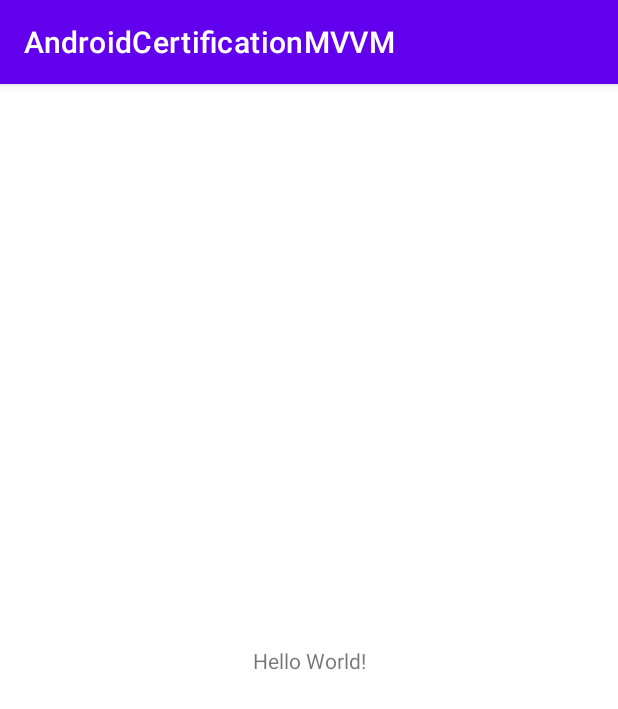
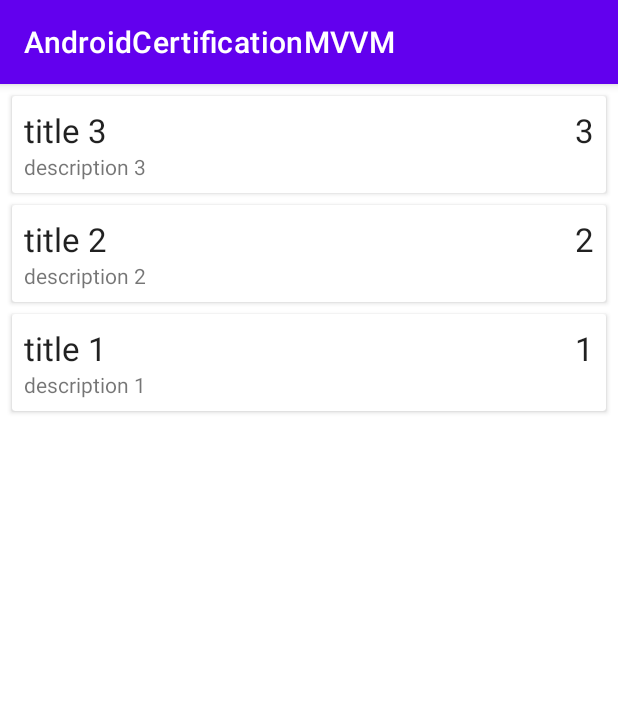
Before and after one commit to android-java-certification/AndroidCertificationMVVM, an Android app: the screen it shows after launch (MainActivity), on a phone screen of 412 x 824 dp. Shown: the top 709 px of the screen. Run offline under Robolectric (Android 15) with nearby library versions, the phone set to English and light mode, and no system bars; our stand-ins replace Room's generated code.

Commit message:
Added recycler view and its adapter

```diff
--- a/app/build.gradle
+++ b/app/build.gradle
@@ -78,6 +78,7 @@ dependencies {
     implementation "androidx.room:room-paging:2.4.1"
 
     implementation 'androidx.appcompat:appcompat:1.4.1'
+    implementation 'androidx.coordinatorlayout:coordinatorlayout:1.1.0'
     implementation 'com.google.android.material:material:1.5.0'
     implementation 'androidx.constraintlayout:constraintlayout:2.1.3'
     testImplementation 'junit:junit:4.13.2'
--- a/app/src/main/java/com/roscasend/android/androidcertificationmvvm/MainActivity.java
+++ b/app/src/main/java/com/roscasend/android/androidcertificationmvvm/MainActivity.java
@@ -4,6 +4,8 @@ import androidx.appcompat.app.AppCompatActivity;
 import androidx.lifecycle.Observer;
 import androidx.lifecycle.ViewModelProvider;
 import androidx.lifecycle.ViewModelStore;
+import androidx.recyclerview.widget.LinearLayoutManager;
+import androidx.recyclerview.widget.RecyclerView;
 
 import android.os.Bundle;
 import android.widget.Toast;
@@ -22,12 +24,18 @@ public class MainActivity extends AppCompatActivity {
         super.onCreate(savedInstanceState);
         setContentView(R.layout.activity_main);
 
+        RecyclerView recyclerView = findViewById(R.id.recycler_view);
+        recyclerView.setLayoutManager(new LinearLayoutManager(this));
+        recyclerView.setHasFixedSize(true);
+
+        final NoteAdapter adapter = new NoteAdapter();
+        recyclerView.setAdapter(adapter);
+
         noteViewModel = new ViewModelProvider(this).get(NoteViewModel.class);
         noteViewModel.getAllNotes().observe(this, new Observer<List<Note>>() {
             @Override
             public void onChanged(List<Note> notes) {
-                //update our recycler view later
-                Toast.makeText(MainActivity.this, "onChanged", Toast.LENGTH_SHORT).show();
+                adapter.setNotes(notes);
             }
         });
 
--- /dev/null
+++ b/app/src/main/java/com/roscasend/android/androidcertificationmvvm/NoteAdapter.java
@@ -0,0 +1,61 @@
+package com.roscasend.android.androidcertificationmvvm;
+
+
+import android.view.LayoutInflater;
+import android.view.View;
+import android.view.ViewGroup;
+import android.widget.TextView;
+
+import androidx.annotation.NonNull;
+import androidx.recyclerview.widget.RecyclerView;
+
+import com.roscasend.android.androidcertificationmvvm.model.bean.Note;
+
+import java.util.ArrayList;
+import java.util.List;
+
+public class NoteAdapter extends RecyclerView.Adapter<NoteAdapter.NoteHolder> {
+
+    private List<Note> noteList = new ArrayList<>();
+
+    @NonNull
+    @Override
+    public NoteHolder onCreateViewHolder(@NonNull ViewGroup parent, int viewType) {
+        View itemView = LayoutInflater.from(parent.getContext())
+                .inflate(R.layout.note_item, parent, false);
+        return new NoteHolder(itemView);
+    }
+
+    @Override
+    public void onBindViewHolder(@NonNull NoteHolder holder, int position) {
+        Note currentNote = noteList.get(position);
+        holder.textViewTitle.setText(currentNote.getTitle());
+        holder.textViewDescription.setText(currentNote.getDescription());
+        holder.textViewPriority.setText(String.valueOf(currentNote.getPriority()));
+    }
+
+    @Override
+    public int getItemCount() {
+        return noteList.size();
+    }
+
+    public void setNotes(List<Note> noteList) {
+        this.noteList = noteList;
+        notifyDataSetChanged();
+    }
+
+    class NoteHolder extends RecyclerView.ViewHolder {
+        private TextView textViewTitle;
+        private TextView textViewDescription;
+        private TextView textViewPriority;
+
+        public NoteHolder(@NonNull View itemView) {
+            super(itemView);
+
+            textViewTitle = itemView.findViewById(R.id.text_view_title);
+            textViewDescription = itemView.findViewById(R.id.text_view_description);
+            textViewPriority = itemView.findViewById(R.id.text_view_priority);
+        }
+    }
+
+}
--- a/app/src/main/res/layout/activity_main.xml
+++ b/app/src/main/res/layout/activity_main.xml
@@ -1,18 +1,16 @@
 <?xml version="1.0" encoding="utf-8"?>
-<androidx.constraintlayout.widget.ConstraintLayout xmlns:android="http://schemas.android.com/apk/res/android"
+<androidx.coordinatorlayout.widget.CoordinatorLayout
+    xmlns:android="http://schemas.android.com/apk/res/android"
     xmlns:app="http://schemas.android.com/apk/res-auto"
     xmlns:tools="http://schemas.android.com/tools"
     android:layout_width="match_parent"
     android:layout_height="match_parent"
     tools:context=".MainActivity">
 
-    <TextView
-        android:layout_width="wrap_content"
-        android:layout_height="wrap_content"
-        android:text="Hello World!"
-        app:layout_constraintBottom_toBottomOf="parent"
-        app:layout_constraintLeft_toLeftOf="parent"
-        app:layout_constraintRight_toRightOf="parent"
-        app:layout_constraintTop_toTopOf="parent" />
+    <androidx.recyclerview.widget.RecyclerView
+        android:id="@+id/recycler_view"
+        android:layout_width="match_parent"
+        android:layout_height="match_parent"
+        tools:listitem="@layout/note_item"/>
 
-</androidx.constraintlayout.widget.ConstraintLayout>
+</androidx.coordinatorlayout.widget.CoordinatorLayout>
--- /dev/null
+++ b/app/src/main/res/layout/note_item.xml
@@ -0,0 +1,39 @@
+<?xml version="1.0" encoding="utf-8"?>
+<androidx.cardview.widget.CardView xmlns:android="http://schemas.android.com/apk/res/android"
+    android:layout_width="match_parent"
+    android:layout_height="wrap_content"
+    android:layout_marginStart="8dp"
+    android:layout_marginTop="8dp"
+    android:layout_marginEnd="8dp">
+
+    <RelativeLayout
+        android:layout_width="wrap_content"
+        android:layout_height="wrap_content"
+        android:padding="8dp">
+
+        <TextView
+            android:id="@+id/text_view_priority"
+            android:layout_width="wrap_content"
+            android:layout_height="wrap_content"
+            android:layout_alignParentEnd="true"
+            android:text="1"
+            android:textAppearance="@style/TextAppearance.AppCompat.Large" />
+
+        <TextView
+            android:id="@+id/text_view_title"
+            android:layout_width="wrap_content"
+            android:layout_height="wrap_content"
+            android:layout_alignParentStart="true"
+            android:layout_toStartOf="@id/text_view_priority"
+            android:ellipsize="end"
+            android:text="Title "
+            android:textAppearance="@style/TextAppearance.AppCompat.Large" />
+
+        <TextView
+            android:id="@+id/text_view_description"
+            android:layout_width="wrap_content"
+            android:layout_height="wrap_content"
+            android:layout_below="@id/text_view_title"
+            android:text="Description"/>
+    </RelativeLayout>
+</androidx.cardview.widget.CardView>
```
